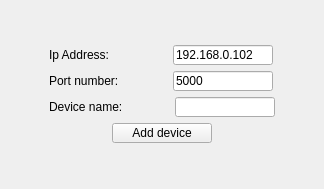
Before: the Qt Designer form GUI/OpenEPT/Windows/AddDevice/adddevicewnd.ui in turkmanovic/OpenEPT, drawn with Qt 5.
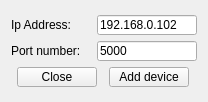
After: the same form once the commit is applied.

Commit message: Add Device window functionalities added

What changed in the file:
```diff
--- a/GUI/OpenEPT/Windows/AddDevice/adddevicewnd.ui
+++ b/GUI/OpenEPT/Windows/AddDevice/adddevicewnd.ui
@@ -9,8 +9,8 @@
    <rect>
     <x>0</x>
     <y>0</y>
-    <width>324</width>
-    <height>189</height>
+    <width>208</width>
+    <height>102</height>
    </rect>
   </property>
   <property name="windowTitle">
@@ -118,7 +118,13 @@
      <item>
       <layout class="QHBoxLayout" name="addDeviceWndVerlDeviceNamerHorl">
        <item>
-        <widget class="QLabel" name="deviceNameLabe">
+        <widget class="QPushButton" name="closePusb">
+         <property name="sizePolicy">
+          <sizepolicy hsizetype="Fixed" vsizetype="Fixed">
+           <horstretch>0</horstretch>
+           <verstretch>0</verstretch>
+          </sizepolicy>
+         </property>
          <property name="minimumSize">
           <size>
            <width>80</width>
@@ -127,58 +133,42 @@
          </property>
          <property name="maximumSize">
           <size>
-           <width>82</width>
+           <width>80</width>
            <height>20</height>
           </size>
          </property>
          <property name="text">
-          <string>Device name:</string>
+          <string>Close</string>
          </property>
         </widget>
        </item>
        <item>
-        <widget class="QLineEdit" name="deviceNameLine">
+        <widget class="QPushButton" name="addDevicePusb">
          <property name="sizePolicy">
-          <sizepolicy hsizetype="Minimum" vsizetype="Fixed">
+          <sizepolicy hsizetype="Fixed" vsizetype="Fixed">
            <horstretch>0</horstretch>
            <verstretch>0</verstretch>
           </sizepolicy>
          </property>
          <property name="minimumSize">
           <size>
-           <width>100</width>
+           <width>80</width>
            <height>20</height>
           </size>
          </property>
          <property name="maximumSize">
           <size>
-           <width>100</width>
+           <width>80</width>
            <height>20</height>
           </size>
          </property>
+         <property name="text">
+          <string>Add device</string>
+         </property>
         </widget>
        </item>
       </layout>
      </item>
-     <item alignment="Qt::AlignHCenter">
-      <widget class="QPushButton" name="addDevicePusb">
-       <property name="minimumSize">
-        <size>
-         <width>100</width>
-         <height>20</height>
-        </size>
-       </property>
-       <property name="maximumSize">
-        <size>
-         <width>100</width>
-         <height>20</height>
-        </size>
-       </property>
-       <property name="text">
-        <string>Add device</string>
-       </property>
-      </widget>
-     </item>
     </layout>
    </item>
   </layout>
```
Left out of the diff: 6 changed lines with no effect on the pictures. The commit also changes 6 other files.
